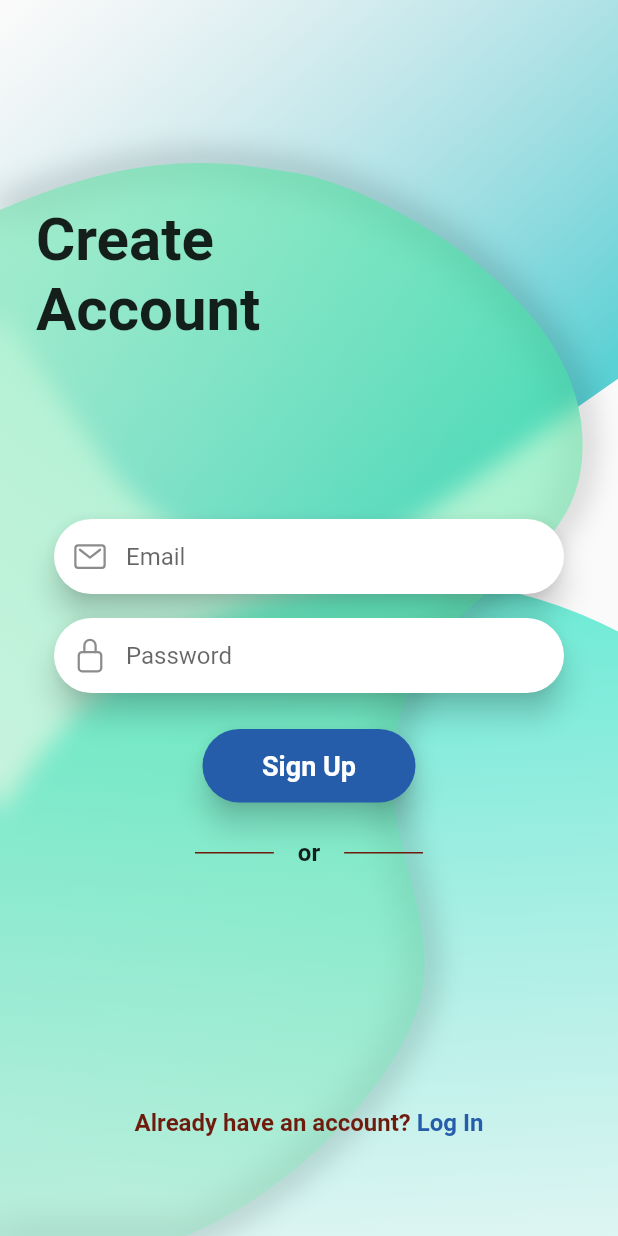
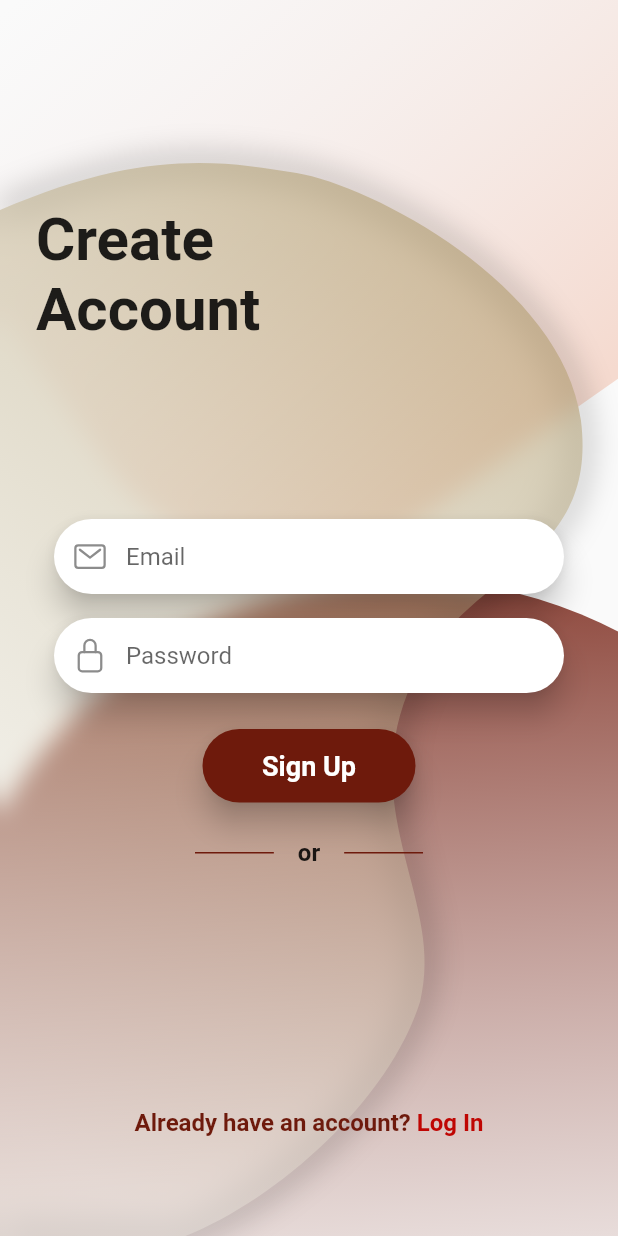
Before and after one commit to AyeChanMon8/ngweOakProject, a Flutter app: the screen it shows after launch, on a phone screen of 412 x 824 dp. Run offline on Flutter 3.47's test engine with Material 2 defaults, Android fonts, the phone set to English and light mode, and no system bars; our stand-ins replace dot_navigation_bar, ionicons.

Commit message:
fix UI color

```diff
--- a/lib/components/bottom_text.dart
+++ b/lib/components/bottom_text.dart
@@ -64,7 +64,7 @@ class _BottomTextState extends State<BottomText> {
                       ? 'Log In'
                       : 'Sign Up',
                   style: const TextStyle(
-                    color: kSecondaryColor,
+                    color: kLabelColor,
                     fontWeight: FontWeight.bold,
                   ),
                 ),
--- a/lib/components/login_content.dart
+++ b/lib/components/login_content.dart
@@ -65,7 +65,7 @@ class _LoginContentState extends State<LoginContent>
         style: ElevatedButton.styleFrom(
           padding: const EdgeInsets.symmetric(vertical: 14),
           shape: const StadiumBorder(),
-          primary: kSecondaryColor,
+          primary: kPrimaryColor,
           elevation: 8,
           shadowColor: Colors.black87,
         ),
--- a/lib/pages/system/login_screen.dart
+++ b/lib/pages/system/login_screen.dart
@@ -47,8 +47,8 @@ class _LoginScreenState extends State<LoginScreen> {
             begin: Alignment(-0.2, -0.8),
             end: Alignment.bottomCenter,
             colors: [
-              Color(0x007CBFCF),
-              Color(0xB316BFC4),
+              Color(0x00f1e8e7),
+              Color(0xFFF5DACF),
             ],
           ),
         ),
@@ -66,8 +66,8 @@ class _LoginScreenState extends State<LoginScreen> {
           begin: Alignment(0.6, -1.1),
           end: Alignment(0.7, 0.8),
           colors: [
-            Color(0xDB4BE8CC),
-            Color(0x005CDBCF),
+            Color(0xDB741d0f),
+            Color(0x009a5f55),
           ],
         ),
       ),
--- a/lib/utils/constants.dart
+++ b/lib/utils/constants.dart
@@ -5,3 +5,4 @@ const kBackgroundColor = Color(0xFFe9ecef);
 const kPrimaryColor = Color(0xFF6E1A0C);
 const kSecondaryColor = Color(0xFF265DAB);
 const kWhiteColor = Color(0xFFffffff);
+const kLabelColor = Color(0xFFbf0603);
--- a/lib/widget/center_widget.dart
+++ b/lib/widget/center_widget.dart
@@ -78,8 +78,8 @@ class CenterWidget extends StatelessWidget {
                   begin: Alignment(1, -0.6),
                   end: Alignment(-1, 0.8),
                   colors: [
-                    Color(0x803DE896),
-                    Color(0x4D76E3AE),
+                    Color(0x809d8549),
+                    Color(0x4Df3f2e8),
                   ],
                 ),
               ),
```
